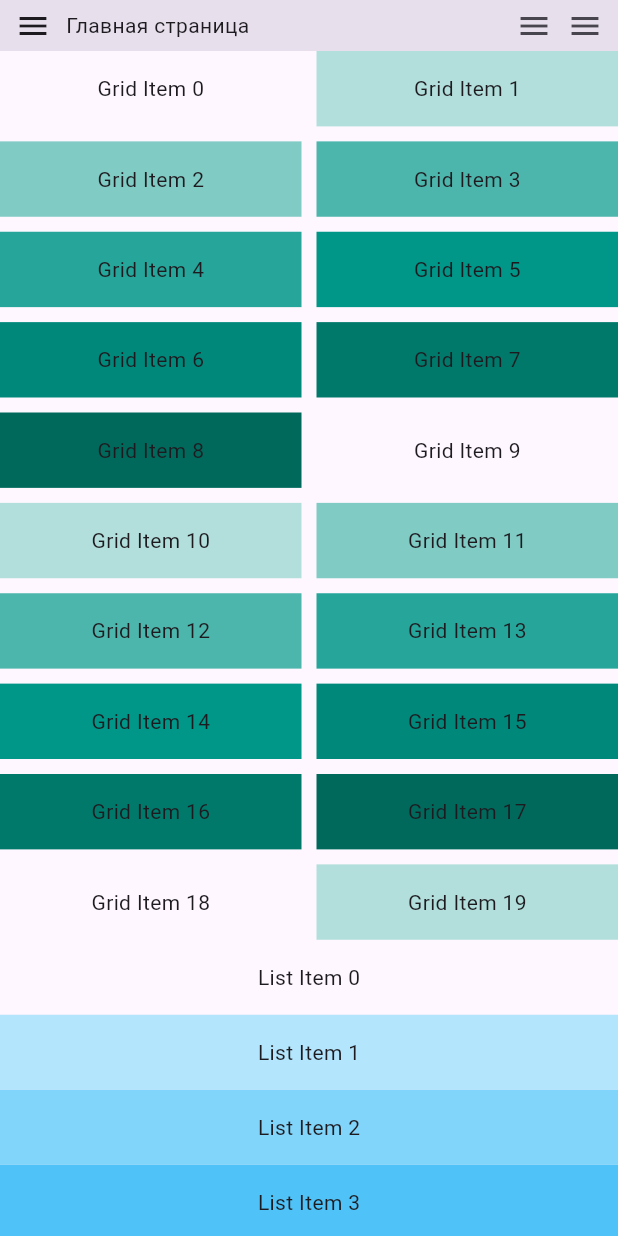
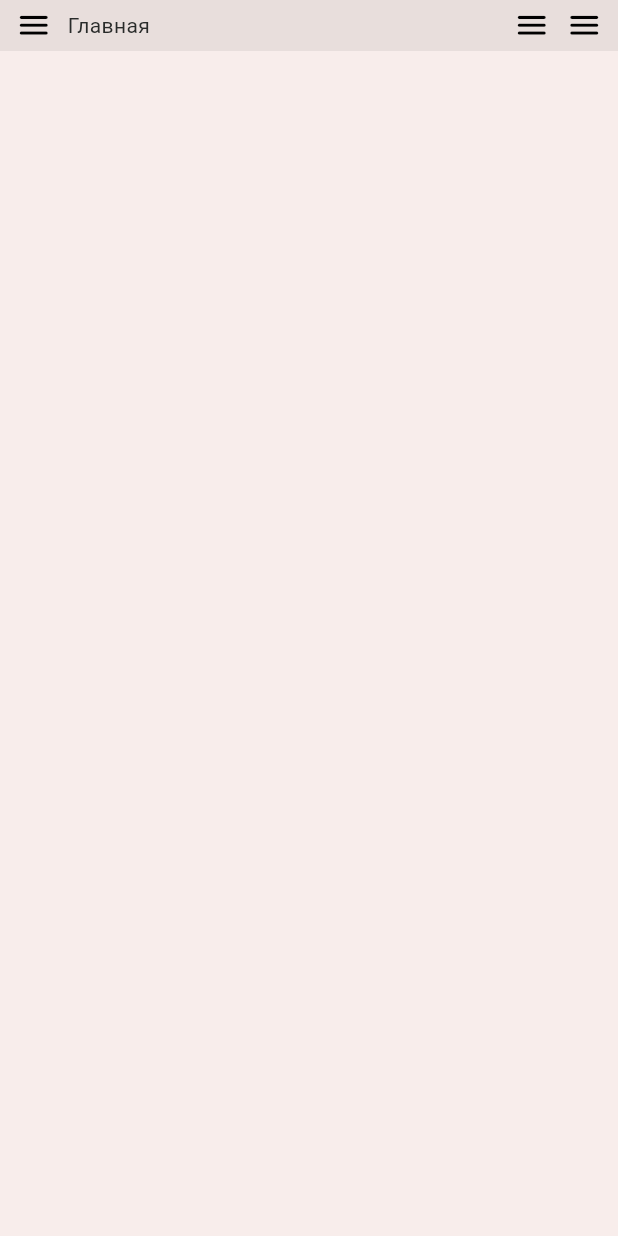
Before and after one commit to st1llsane/st1ll.mangalib, a Flutter app: the screen it shows after launch, on a phone screen of 412 x 824 dp. Run offline on Flutter 3.47's test engine with Material 3 defaults, Android fonts, the phone set to English and light mode, and no system bars.

Commit message:
style: base light and dark themes setup

```diff
--- a/lib/main.dart
+++ b/lib/main.dart
@@ -1,8 +1,15 @@
 import 'package:flutter/material.dart';
+import 'package:provider/provider.dart';
 import 'package:st1ll_mangalib/pages/home_page.dart';
+import 'package:st1ll_mangalib/shared/theme/theme_provider.dart';
 
 void main() {
-  runApp(const MyApp());
+  runApp(
+    ChangeNotifierProvider(
+      create: (_) => ThemeProvider(),
+      child: const MyApp(),
+    ),
+  );
 }
 
 class MyApp extends StatelessWidget {
@@ -13,11 +20,10 @@ class MyApp extends StatelessWidget {
     return MaterialApp(
       title: 'Flutter Demo',
       debugShowCheckedModeBanner: false,
-      theme: ThemeData(
-        colorScheme: ColorScheme.fromSeed(seedColor: Colors.deepPurple),
-        useMaterial3: true,
+      theme: Provider.of<ThemeProvider>(context).themeData,
+      home: const Scaffold(
+        body: HomePage(),
       ),
-      home: HomePage(),
     );
   }
 }
--- a/lib/pages/home_page.dart
+++ b/lib/pages/home_page.dart
@@ -1,4 +1,6 @@
 import 'package:flutter/material.dart';
+import 'package:provider/provider.dart';
+import 'package:st1ll_mangalib/shared/theme/theme_provider.dart';
 
 class HomePage extends StatefulWidget {
   const HomePage({super.key});
@@ -8,18 +10,11 @@ class HomePage extends StatefulWidget {
 }
 
 class HomePageState extends State<HomePage> {
-  // int _selectedIndex = 0;
-
-  // final List<Widget> _pages = [
-  //   Center(child: Text('Page 1')),
-  //   Center(child: Text('Page 2')),
-  //   Center(child: Text('Page 3')),
-  // ];
-
   @override
   Widget build(BuildContext context) {
-    return Scaffold(
-      body: CustomScrollView(
+    final color = Theme.of(context).colorScheme;
+
+    return CustomScrollView(
       slivers: <Widget>[
         SliverAppBar(
           pinned: true,
@@ -29,14 +24,21 @@ class HomePageState extends State<HomePage> {
             child: Row(
               children: [
                 GestureDetector(
-                    onTap: () => print('menu'),
+                  onTap: () =>
+                      Provider.of<ThemeProvider>(context, listen: false)
+                          .toggleTheme(),
                   child: const Icon(
-                      Icons.menu_outlined,
-                      size: 24,
+                    Icons.menu_rounded,
+                    size: 25,
                   ),
                 ),
                 const SizedBox(width: 10),
-                  Text('Главная страница'),
+                Text(
+                  'Главная',
+                  style: TextStyle(
+                    color: color.primary,
+                  ),
+                ),
               ],
             ),
           ),
@@ -48,16 +50,16 @@ class HomePageState extends State<HomePage> {
                   GestureDetector(
                     onTap: () => print('menu'),
                     child: const Icon(
-                        Icons.menu_outlined,
-                        size: 24,
+                      Icons.menu_rounded,
+                      size: 25,
                     ),
                   ),
                   const SizedBox(width: 10),
                   GestureDetector(
                     onTap: () => print('menu'),
                     child: const Icon(
-                        Icons.menu_outlined,
-                        size: 24,
+                      Icons.menu_rounded,
+                      size: 25,
                     ),
                   ),
                 ],
@@ -67,38 +69,7 @@ class HomePageState extends State<HomePage> {
           leadingWidth: double.maxFinite,
           toolbarHeight: 34,
         ),
-          SliverGrid(
-            gridDelegate: const SliverGridDelegateWithMaxCrossAxisExtent(
-              maxCrossAxisExtent: 200.0,
-              mainAxisSpacing: 10.0,
-              crossAxisSpacing: 10.0,
-              childAspectRatio: 4.0,
-            ),
-            delegate: SliverChildBuilderDelegate(
-              (BuildContext context, int index) {
-                return Container(
-                  alignment: Alignment.center,
-                  color: Colors.teal[100 * (index % 9)],
-                  child: Text('Grid Item $index'),
-                );
-              },
-              childCount: 20,
-            ),
-          ),
-          SliverFixedExtentList(
-            itemExtent: 50.0,
-            delegate: SliverChildBuilderDelegate(
-              (BuildContext context, int index) {
-                return Container(
-                  alignment: Alignment.center,
-                  color: Colors.lightBlue[100 * (index % 9)],
-                  child: Text('List Item $index'),
-                );
-              },
-            ),
-          ),
       ],
-      ),
     );
   }
 }
--- /dev/null
+++ b/lib/shared/theme/theme.dart
@@ -0,0 +1,31 @@
+import 'package:flutter/material.dart';
+import 'package:st1ll_mangalib/shared/theme/color.dart';
+
+ThemeData lightMode = ThemeData(
+  useMaterial3: true,
+  brightness: Brightness.light,
+  colorScheme: ColorScheme.light(
+    surface: LColor.bg,
+    primary: LColor.primary,
+    secondary: LColor.accent,
+  ),
+  textTheme: TextTheme(
+    bodySmall: TextStyle(
+      color: LColor.primary,
+    ),
+    bodyMedium: TextStyle(
+      color: LColor.primary,
+    ),
+    bodyLarge: TextStyle(
+      color: LColor.primary,
+    ),
+  ),
+);
+
+ThemeData darkMode = ThemeData(
+  useMaterial3: true,
+  brightness: Brightness.dark,
+  colorScheme: ColorScheme.dark(
+    surface: Colors.grey.shade900,
+  ),
+);
--- /dev/null
+++ b/lib/shared/theme/theme_provider.dart
@@ -0,0 +1,21 @@
+import 'package:flutter/material.dart';
+import 'package:st1ll_mangalib/shared/theme/theme.dart';
+
+class ThemeProvider with ChangeNotifier {
+  ThemeData _themeData = lightMode;
+
+  ThemeData get themeData => _themeData;
+
+  set themeData(ThemeData themeData) {
+    _themeData = themeData;
+    notifyListeners();
+  }
+
+  void toggleTheme() {
+    if (_themeData == lightMode) {
+      themeData = darkMode;
+    } else {
+      themeData = lightMode;
+    }
+  }
+}
--- a/pubspec.yaml
+++ b/pubspec.yaml
@@ -35,6 +35,7 @@ dependencies:
   # The following adds the Cupertino Icons font to your application.
   # Use with the CupertinoIcons class for iOS style icons.
   cupertino_icons: ^1.0.6
+  provider: ^6.1.2
 
 dev_dependencies:
   flutter_test:
@@ -45,7 +46,7 @@ dev_dependencies:
   # activated in the `analysis_options.yaml` file located at the root of your
   # package. See that file for information about deactivating specific lint
   # rules and activating additional ones.
-  flutter_lints: ^3.0.0
+  flutter_lints: ^4.0.0
 
 # For information on the generic Dart part of this file, see the
 # following page: https://dart.dev/tools/pub/pubspec
```
Also changed, not shown: lib/shared/extensions/hex.dart (added, +18 -0 lines), lib/shared/theme/color.dart (added, +14 -0 lines), pubspec.lock. Lines whose indentation alone changed are shown as unchanged.
